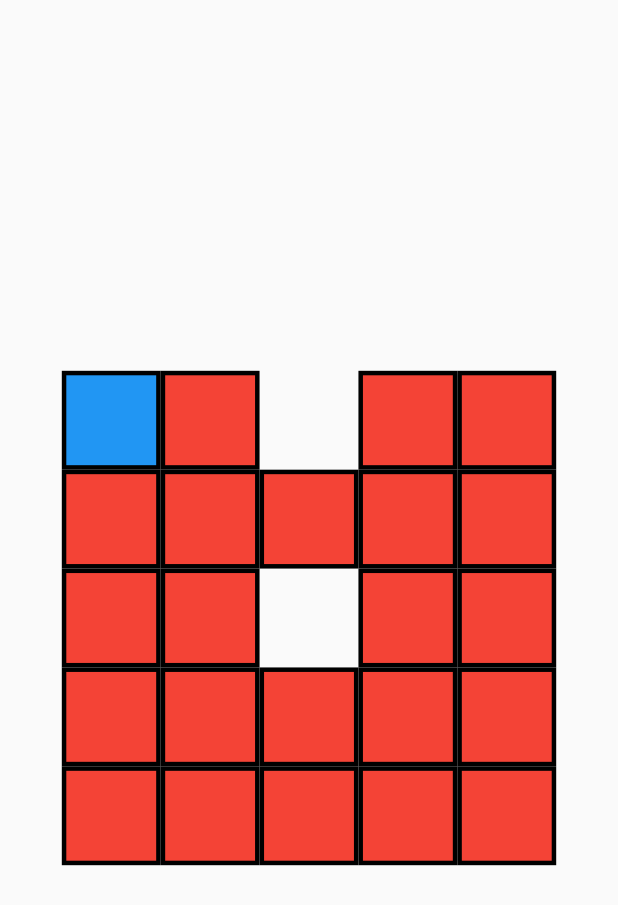
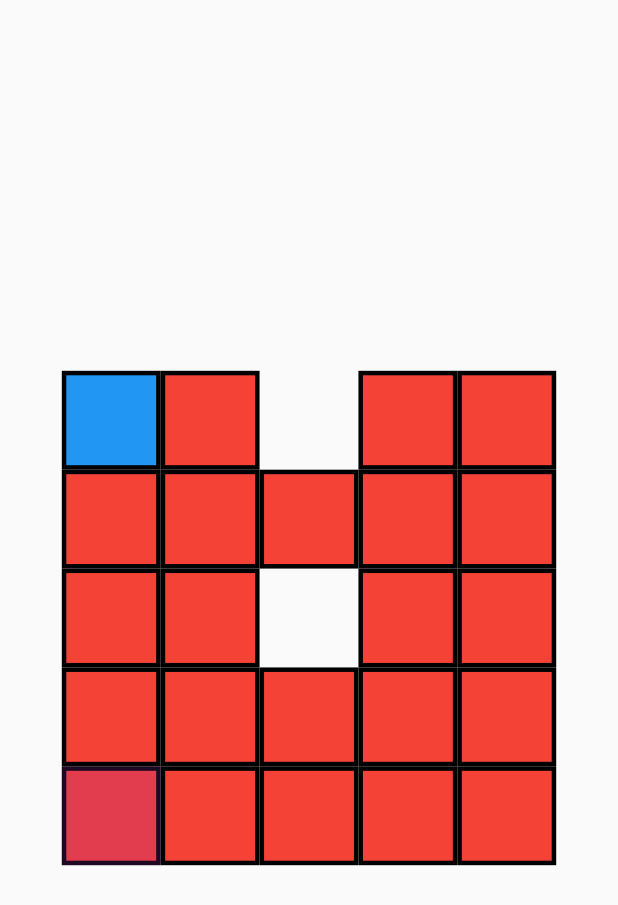
Before and after one commit to OliverUrsell/fallen-inc, a Flutter app: the screen it shows after launch, on a phone screen of 412 x 824 dp. Shown: the top 905 px of the screen. Run offline on Flutter 3.47's test engine with Material 2 defaults, Android fonts, the phone set to English and light mode, and no system bars.

Commit message:
Add a player mode to the puzzle, and a player that is overlayed onto the board

```diff
--- a/lib/main.dart
+++ b/lib/main.dart
@@ -1,5 +1,6 @@
 import 'package:fallen_inc/puzzle/Block.dart';
 import 'package:fallen_inc/puzzle/Puzzle.dart';
+import 'package:fallen_inc/puzzle/player.dart';
 import 'package:flutter/material.dart';
 
 void main() {
@@ -35,13 +36,16 @@ class _MyHomePageState extends State<MyHomePage> {
   Widget build(BuildContext context) {
     return Scaffold(
       body: Center(
-        child: Puzzle(sizeX: 5, sizeY: 5, sizeRatio: 0.4, initialBlocks: [
-          [Block(color: Colors.blue, movable: false,), Block(), null, Block(), Block()],
-          [Block(), Block(), Block(), Block(), Block()],
-          [Block(), Block(), null, Block(), Block()],
-          [Block(), Block(), Block(), Block(), Block()],
-          [Block(), Block(), Block(), Block(), Block()],
-        ],),
+        child: Puzzle(sizeX: 5, sizeY: 5, sizeRatio: 0.4, mode:PuzzleMode.player,
+          initialBlocks: [
+            [Block(color: Colors.blue, movable: false,), Block(), null, Block(), Block()],
+            [Block(), Block(), Block(), Block(), Block()],
+            [Block(), Block(), null, Block(), Block()],
+            [Block(), Block(), Block(), Block(), Block()],
+            [Block(), Block(), Block(), Block(), Block()],
+          ],
+          player: Player(),
+        ),
       ),
     );
   }
--- a/lib/puzzle/Puzzle.dart
+++ b/lib/puzzle/Puzzle.dart
@@ -1,9 +1,15 @@
 
+import 'package:fallen_inc/puzzle/player.dart';
 import 'package:flutter/material.dart';
 import 'package:flutter/services.dart';
 
 import 'Block.dart';
 import 'BlockWidget.dart';
+
+enum PuzzleMode{
+  slider,
+  player
+}
 
 class Puzzle extends StatefulWidget {
   const Puzzle({
@@ -11,12 +17,16 @@ class Puzzle extends StatefulWidget {
     required this.sizeX,
     required this.sizeY,
     required this.sizeRatio,
-    required this.initialBlocks
+    required this.initialBlocks,
+    required this.player,
+    required this.mode,
   }) : super(key: key);
 
   final int sizeX, sizeY;
   final double sizeRatio;
   final List<List<Block?>> initialBlocks;
+  final PuzzleMode mode;
+  final Player player;
 
   @override
   _PuzzleState createState() => _PuzzleState();
@@ -60,11 +70,15 @@ class _PuzzleState extends State<Puzzle> {
 
   Block? selectedBlock;
 
+  late Player player;
+
   @override
   void initState() {
     super.initState();
     blockPositions = widget.initialBlocks;
     blocks = getAllBlocks();
+    player = widget.player;
+    player.position = getBlockInPosition(0, widget.sizeY-1);
   }
 
   @override
@@ -81,6 +95,27 @@ class _PuzzleState extends State<Puzzle> {
     }
   }
 
+  bool playerUp() => movePlayer(0, -1);
+  bool playerDown() => movePlayer(0, 1);
+  bool playerLeft() => movePlayer(-1, 0);
+  bool playerRight() => movePlayer(1, 0);
+
+  bool movePlayer(int x, y) => setPlayerPosition(player.position!.x! + x, player.position!.y! + y);
+
+  bool setPlayerPosition(int x, y) {
+
+    if (x < 0 || x >= widget.sizeX || y < 0 || y >= widget.sizeY) return false;
+
+    Block? newPosition = getBlockInPosition(x, y);
+    if(newPosition == null) return false;
+
+    setState(() {
+      player.position = newPosition;
+    });
+
+    return true;
+  }
+
   bool selectedBlockUp() => moveSelectedBlock(0, -1);
   bool selectedBlockDown() => moveSelectedBlock(0, 1);
   bool selectedBlockLeft() => moveSelectedBlock(-1, 0);
@@ -88,27 +123,19 @@ class _PuzzleState extends State<Puzzle> {
 
   bool moveSelectedBlock(int x, y){
     // Adds x and y to the position of the selected block
-    if(selectedBlock == null) {
-      return false;
-    }
+    if(selectedBlock == null) return false;
 
-    if(!selectedBlock!.movable){
-      return false;
-    }
+    if(!selectedBlock!.movable) return false;
 
     return setBlockPosition(selectedBlock!, selectedBlock!.x! + x, selectedBlock!.y! + y);
   }
 
   bool setBlockPosition(Block block, int x, y) {
 
-    if (0 > x || x >= widget.sizeX || 0 > y || y >= widget.sizeY) {
-      return false;
-    }
+    if (0 > x || x >= widget.sizeX || 0 > y || y >= widget.sizeY) return false;
 
     // Returns False if the position isn't valid
-    if (getBlockInPosition(x, y) != null) {
-      return false;
-    }
+    if (getBlockInPosition(x, y) != null) return false;
 
     setState(() {
       blockPositions[block.y!][block.x!] = null;
@@ -162,14 +189,30 @@ class _PuzzleState extends State<Puzzle> {
           block.y = y;
           block.blockWidth = blockSize;
           block.blockHeight = blockSize;
-          block.onTap = blockOnTap;
+          block.onTap = widget.mode == PuzzleMode.slider ? blockOnTap : null;
           block.selected = false;
         }
       }
     }
 
-    if(selectedBlock != null){
-      selectedBlock!.selected = true;
+    if(selectedBlock != null) selectedBlock!.selected = true;
+
+    late final Map<Type, Action<Intent>>? actions;
+
+    if(widget.mode == PuzzleMode.slider){
+      actions = {
+        UpIntent: CallbackAction(onInvoke: (e) => selectedBlockUp()),
+        DownIntent: CallbackAction(onInvoke: (e) => selectedBlockDown()),
+        LeftIntent: CallbackAction(onInvoke: (e) => selectedBlockLeft()),
+        RightIntent: CallbackAction(onInvoke: (e) => selectedBlockRight()),
+      };
+    } else if (widget.mode == PuzzleMode.player) {
+      actions = {
+        UpIntent: CallbackAction(onInvoke: (e) => playerUp()),
+        DownIntent: CallbackAction(onInvoke: (e) => playerDown()),
+        LeftIntent: CallbackAction(onInvoke: (e) => playerLeft()),
+        RightIntent: CallbackAction(onInvoke: (e) => playerRight()),
+      };
     }
 
     return FocusableActionDetector(
@@ -184,23 +227,20 @@ class _PuzzleState extends State<Puzzle> {
         leftKeySet: LeftIntent(),
         rightKeySet: RightIntent(),
       },
-      actions: {
-        UpIntent: CallbackAction(onInvoke: (e) => selectedBlockUp()),
-        DownIntent: CallbackAction(onInvoke: (e) => selectedBlockDown()),
-        LeftIntent: CallbackAction(onInvoke: (e) => selectedBlockLeft()),
-        RightIntent: CallbackAction(onInvoke: (e) => selectedBlockRight()),
-      },
+      actions: actions,
       child: Builder(
         builder: (context) {
-          if (!_focusNode.hasFocus) {
-            FocusScope.of(context).requestFocus(_focusNode);
-          }
+          if (!_focusNode.hasFocus) FocusScope.of(context).requestFocus(_focusNode);
+
+          List<Widget> children = [];
+          children.addAll(getBlockWidgets());
+          children.add(player.getWidget());
 
           return SizedBox(
             width: blockSize * widget.sizeX,
             height: blockSize * widget.sizeY,
             child: Stack(
-                children: getBlockWidgets()
+                children: children,
             ),
           );
         },
--- /dev/null
+++ b/lib/puzzle/player.dart
@@ -0,0 +1,48 @@
+
+import 'package:flutter/cupertino.dart';
+import 'package:flutter/material.dart';
+
+import 'Block.dart';
+
+class Player {
+
+  Block? position;
+
+  Player({this.position});
+
+  double getWidth(){
+    return position!.blockWidth!;
+  }
+
+  double getHeight(){
+    return position!.blockHeight!;
+  }
+
+  double getLeft(){
+    return getWidth() * position!.x!;
+  }
+
+  double getTop(){
+    return getHeight() * position!.y!;
+  }
+
+  Widget getWidget() {
+    return AnimatedPositioned(
+      width: getWidth(),
+      height: getHeight(),
+      left: getLeft(),
+      top: getTop(),
+      duration: const Duration(milliseconds: 200),
+      child: GestureDetector(
+        child: Container(
+          width: getWidth(),
+          height: getHeight(),
+          decoration: BoxDecoration(
+            color: Colors.purple.withOpacity(0.2),
+          ),
+        ),
+      ),
+    );
+  }
+
+}
```
